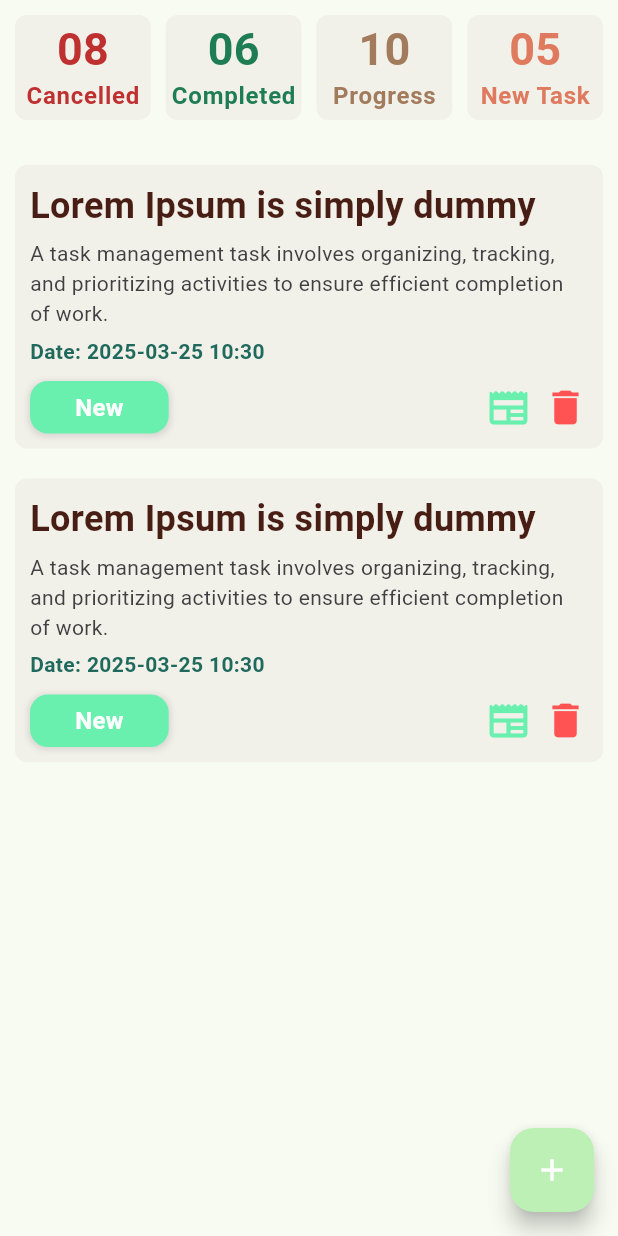
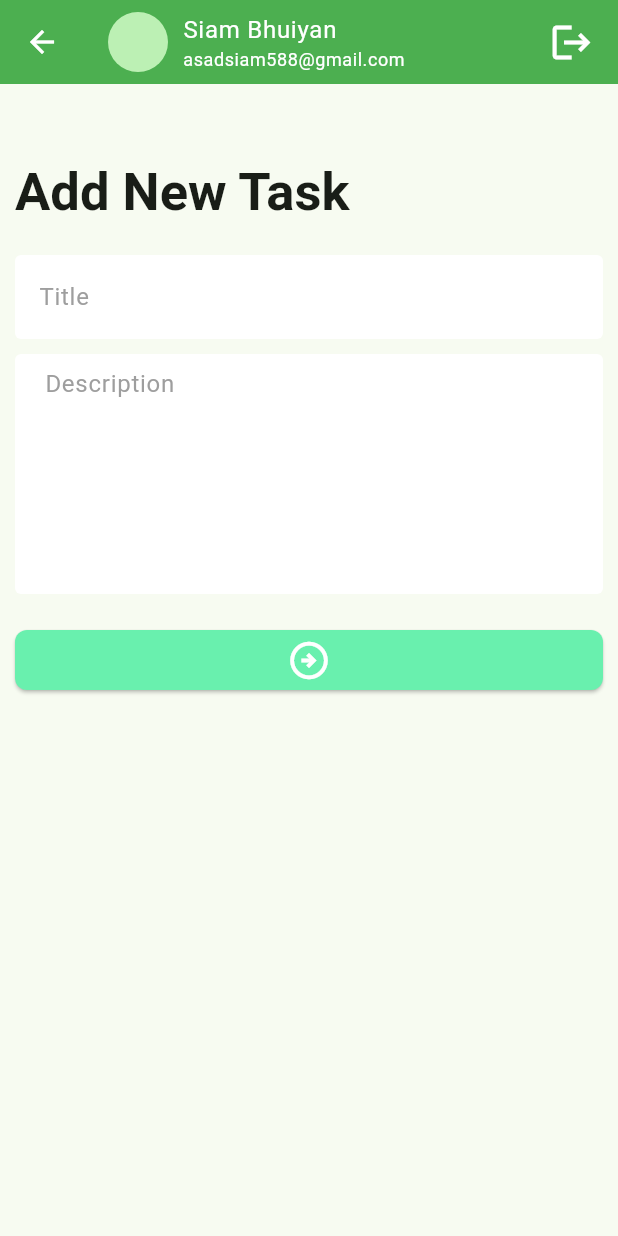
Before and after one commit to siambhuiyan/project_manager_flutter, a Flutter app: the NewTaskScreen screen opened directly, after a tap on the "add" icon, on a phone screen of 412 x 824 dp. Run offline on Flutter 3.47's test engine with Material 3 defaults, Android fonts, the phone set to English and light mode, and no system bars; our stand-ins replace flutter_svg, image_picker, pin_code_fields.

Commit message:
complete ui done

```diff
--- a/lib/app.dart
+++ b/lib/app.dart
@@ -11,7 +11,7 @@ class TaskManagerApp extends StatelessWidget {
       theme: ThemeData(
         colorSchemeSeed: Colors.green,
         appBarTheme: AppBarTheme(
-          backgroundColor: Colors.green,  // This sets the AppBar color
+          backgroundColor: Colors.green, // This sets the AppBar color
         ),
         inputDecorationTheme: InputDecorationTheme(
           hintStyle: TextStyle(
--- /dev/null
+++ b/lib/ui/screens/add_screen.dart
@@ -0,0 +1,71 @@
+import 'package:flutter/material.dart';
+import 'package:task_manager/ui/widgets/tm_app_bar.dart';
+
+class AddScreen extends StatefulWidget {
+  const AddScreen({super.key});
+
+  @override
+  State<AddScreen> createState() => _AddScreenState();
+}
+
+class _AddScreenState extends State<AddScreen> {
+  @override
+  Widget build(BuildContext context) {
+    return Scaffold(
+      appBar: TMAppBar(),
+      body: SingleChildScrollView(
+        child: Padding(
+          padding: const EdgeInsets.all(10.0),
+          child: Column(
+            crossAxisAlignment: CrossAxisAlignment.start,
+            children: [
+              SizedBox(
+                height: 40,
+              ),
+              Text(
+                'Add New Task',
+                style: Theme.of(context).textTheme.titleLarge?.copyWith(
+                      fontSize: 35,
+                    ),
+              ),
+              SizedBox(
+                height: 20,
+              ),
+              TextFormField(
+                textInputAction: TextInputAction.next,
+                decoration: InputDecoration(
+                  hintText: 'Title',
+                ),
+              ),
+              SizedBox(
+                height: 10,
+              ),
+              TextFormField(
+                maxLines: 6,
+                decoration: InputDecoration(
+                  hintText: 'Description',
+                  contentPadding: EdgeInsets.symmetric(
+                    horizontal: 16,
+                    vertical: 8,
+                  ),
+                ),
+              ),
+              SizedBox(
+                height: 20,
+              ),
+              ElevatedButton(
+                onPressed: _onTapSubmitButton,
+                child: Icon(
+                  Icons.arrow_circle_right_outlined,
+                  size: 30,
+                ),
+              ),
+            ],
+          ),
+        ),
+      ),
+    );
+  }
+
+  void _onTapSubmitButton() {}
+}
--- a/lib/ui/screens/new_task_screen.dart
+++ b/lib/ui/screens/new_task_screen.dart
@@ -1,5 +1,5 @@
 import 'package:flutter/material.dart';
-import 'package:intl/intl.dart';
+import 'package:task_manager/ui/screens/add_screen.dart';
 import '../widgets/status_board.dart';
 import '../widgets/task_manage_message.dart';
 
@@ -8,15 +8,13 @@ class NewTaskScreen extends StatelessWidget {
 
   @override
   Widget build(BuildContext context) {
-
     return Scaffold(
-      body: Padding(
+      body: SingleChildScrollView(
+        child: Padding(
           padding: const EdgeInsets.only(top: 10.0),
           child: Column(
             children: [
-            SingleChildScrollView(
-              scrollDirection: Axis.horizontal,
-              child: Padding(
+              Padding(
                 padding: const EdgeInsets.only(left: 10.0, right: 10),
                 child: Row(
                   children: [
@@ -52,18 +50,36 @@ class NewTaskScreen extends StatelessWidget {
                   ],
                 ),
               ),
-            ),
               SizedBox(
                 height: 20,
               ),
-            TaskManageMessage(),
-            TaskManageMessage(),
-
+              ListView.separated(
+                itemBuilder: (context, index) {
+                  return TaskManageMessage(
+                    chipText: 'New',
+                    chipColor: Color(0xffE07A5F),
+                  );
+                },
+                separatorBuilder: (context, index) {
+                  return SizedBox(
+                      // height: 10,
+                      );
+                },
+                itemCount: 10,
+                primary: false,
+                shrinkWrap: true,
+              ),
             ],
           ),
         ),
+      ),
       floatingActionButton: FloatingActionButton(
-        onPressed: () {},
+        onPressed: () {
+          Navigator.push(
+            context,
+            MaterialPageRoute(builder: (context) => AddScreen()),
+          );
+        },
         child: Icon(
           Icons.add,
           color: Colors.white,
--- /dev/null
+++ b/lib/ui/widgets/bottom_part_message_card.dart
@@ -0,0 +1,72 @@
+import 'package:flutter/material.dart';
+
+class MessageTagAndButton extends StatelessWidget {
+  final String chipText;
+  final Color chipColor;
+  // final IconData icon1;
+  // final IconData icon2;
+  const MessageTagAndButton({
+    super.key,
+    required this.chipText,
+    required this.chipColor,
+  });
+
+  @override
+  Widget build(BuildContext context) {
+    return Row(
+      mainAxisAlignment:
+          MainAxisAlignment.spaceBetween, // Aligns the children to the start
+      children: [
+        Container(
+          alignment: Alignment.center,
+          padding: EdgeInsets.symmetric(
+              horizontal: 30.0, vertical: 6.0), // Adds padding to the text
+          decoration: BoxDecoration(
+            color: chipColor, // Tag color
+            borderRadius:
+                BorderRadius.circular(12.0), // Rounded corners for the tag
+            boxShadow: [
+              BoxShadow(
+                color: Colors.grey.withOpacity(0.3),
+                spreadRadius: 1,
+                blurRadius: 3,
+                offset: Offset(0, 1), // Shadow effect
+              ),
+            ],
+          ),
+          child: Text(
+            chipText,
+            style: TextStyle(
+              fontSize: 16, // Font size for the text
+              fontWeight: FontWeight.bold,
+              color: Colors.white, // Text color
+            ),
+          ),
+        ),
+
+        SizedBox(width: 16), // Adds some space between the button and icons
+        Row(
+          children: [
+            IconButton(
+              icon: Icon(
+                Icons.newspaper_rounded,
+                size: 30,
+              ),
+              color: Colors.greenAccent,
+              onPressed: () {},
+            ),
+            SizedBox(width: 8), // Adds some space between icons if needed
+            IconButton(
+              icon: Icon(
+                Icons.delete,
+                size: 30,
+              ),
+              color: Colors.redAccent,
+              onPressed: () {},
+            ),
+          ],
+        ),
+      ],
+    );
+  }
+}
--- a/lib/ui/widgets/task_manage_message.dart
+++ b/lib/ui/widgets/task_manage_message.dart
@@ -1,9 +1,12 @@
 import 'package:flutter/material.dart';
 import 'package:intl/intl.dart';
+import 'bottom_part_message_card.dart';
 
 class TaskManageMessage extends StatelessWidget {
-  const TaskManageMessage({super.key});
-
+  final String chipText;
+  final Color chipColor;
+  const TaskManageMessage(
+      {super.key, required this.chipText, required this.chipColor});
 
   @override
   Widget build(BuildContext context) {
@@ -31,63 +34,29 @@ class TaskManageMessage extends StatelessWidget {
             height: 5,
           ),
           Text(
-            'A task management task involves organizing, tracking, and prioritizing activities to ensure efficient completion of work.',style: TextStyle(color: Color(0xff413F42),),),
-          SizedBox(height: 5,),
-          Text('Date: $formattedDate',style: TextStyle(color:Color(0xff206A5D,),fontWeight: FontWeight.bold,),),
+            'A task management task involves organizing, tracking, and prioritizing activities to ensure efficient completion of work.',
+            style: TextStyle(
+              color: Color(0xff413F42),
+            ),
+          ),
+          SizedBox(
+            height: 5,
+          ),
+          Text(
+            'Date: $formattedDate',
+            style: TextStyle(
+              color: Color(
+                0xff206A5D,
+              ),
+              fontWeight: FontWeight.bold,
+            ),
+          ),
           SizedBox(
             height: 10,
           ),
-          Row(
-            mainAxisAlignment: MainAxisAlignment
-                .spaceBetween, // Aligns the children to the start
-            children: [
-              Container(
-                alignment: Alignment.center,
-                padding: EdgeInsets.symmetric(horizontal: 30.0, vertical: 6.0), // Adds padding to the text
-                decoration: BoxDecoration(
-                  color: Colors.greenAccent, // Tag color
-                  borderRadius: BorderRadius.circular(12.0), // Rounded corners for the tag
-                  boxShadow: [
-                    BoxShadow(
-                      color: Colors.grey.withOpacity(0.3),
-                      spreadRadius: 1,
-                      blurRadius: 3,
-                      offset: Offset(0, 1), // Shadow effect
-                    ),
-                  ],
-                ),
-                child: Text(
-                  'New',
-                  style: TextStyle(
-                    fontSize: 16, // Font size for the text
-                    fontWeight: FontWeight.bold,
-                    color: Colors.white, // Text color
-                  ),
-                ),
-              ),
-
-
-              SizedBox(
-                  width:
-                  16), // Adds some space between the button and icons
-              Row(
-                children: [
-                  Icon(
-                    Icons.newspaper_rounded,
-                    size: 30,
-                    color: Colors.greenAccent,
-                  ),
-                  SizedBox(
-                      width:
-                      8), // Adds some space between icons if needed
-                  Icon(
-                    Icons.delete,
-                    size: 30,
-                    color: Colors.redAccent,
-                  ),
-                ],
-              ),
-            ],
+          MessageTagAndButton(
+            chipText: chipText,
+            chipColor: chipColor,
           )
         ],
       ),
--- a/lib/ui/widgets/tm_app_bar.dart
+++ b/lib/ui/widgets/tm_app_bar.dart
@@ -1,14 +1,27 @@
 import 'package:flutter/material.dart';
-class TMAppBar extends StatelessWidget implements PreferredSize{
+import 'package:task_manager/ui/screens/update_profile_screen.dart';
+
+class TMAppBar extends StatelessWidget implements PreferredSize {
   const TMAppBar({
-    super.key,
+    super.key, this.profile,
   });
+  final bool? profile;
 
   @override
   Widget build(BuildContext context) {
     TextTheme text = Theme.of(context).textTheme;
     return AppBar(
-      title: Row(
+      iconTheme: IconThemeData(
+        color: Colors.white,
+      ),
+      title: GestureDetector(
+        onTap: (){
+          if(profile==true){
+            return;
+          }
+          Navigator.push(context, MaterialPageRoute(builder: (context)=>UpdateProfileScreen(),),);
+        },
+        child: Row(
           crossAxisAlignment: CrossAxisAlignment.center,
           children: [
             CircleAvatar(),
@@ -32,8 +45,13 @@ class TMAppBar extends StatelessWidget implements PreferredSize{
                 ],
               ),
             ),
-          Icon(Icons.logout,size: 30,color: Colors.white,),
+            Icon(
+              Icons.logout,
+              size: 30,
+              color: Colors.white,
+            ),
           ],
+        ),
       ),
     );
   }
@@ -45,4 +63,5 @@ class TMAppBar extends StatelessWidget implements PreferredSize{
   @override
   // TODO: implement preferredSize
   Size get preferredSize => Size.fromHeight(kToolbarHeight);
+
 }
--- a/pubspec.yaml
+++ b/pubspec.yaml
@@ -37,6 +37,7 @@ dependencies:
   flutter_svg: ^2.0.17
   pin_code_fields: ^8.0.1
   intl: ^0.20.2
+  image_picker: ^1.1.2
 
 dev_dependencies:
   flutter_test:
```
Also changed, not shown: lib/ui/screens/bottom_nav_screen.dart (+6 -3 lines), lib/ui/screens/cancelled_screen.dart (added, +30 -0 lines), lib/ui/screens/complete_screen.dart (added, +29 -0 lines), lib/ui/screens/progress_task_screen.dart (added, +29 -0 lines), lib/ui/screens/update_profile_screen.dart (added, +171 -0 lines), lib/ui/widgets/status_board.dart (+5 -7 lines), pubspec.lock, 135 other files. Lines whose indentation alone changed are shown as unchanged.
